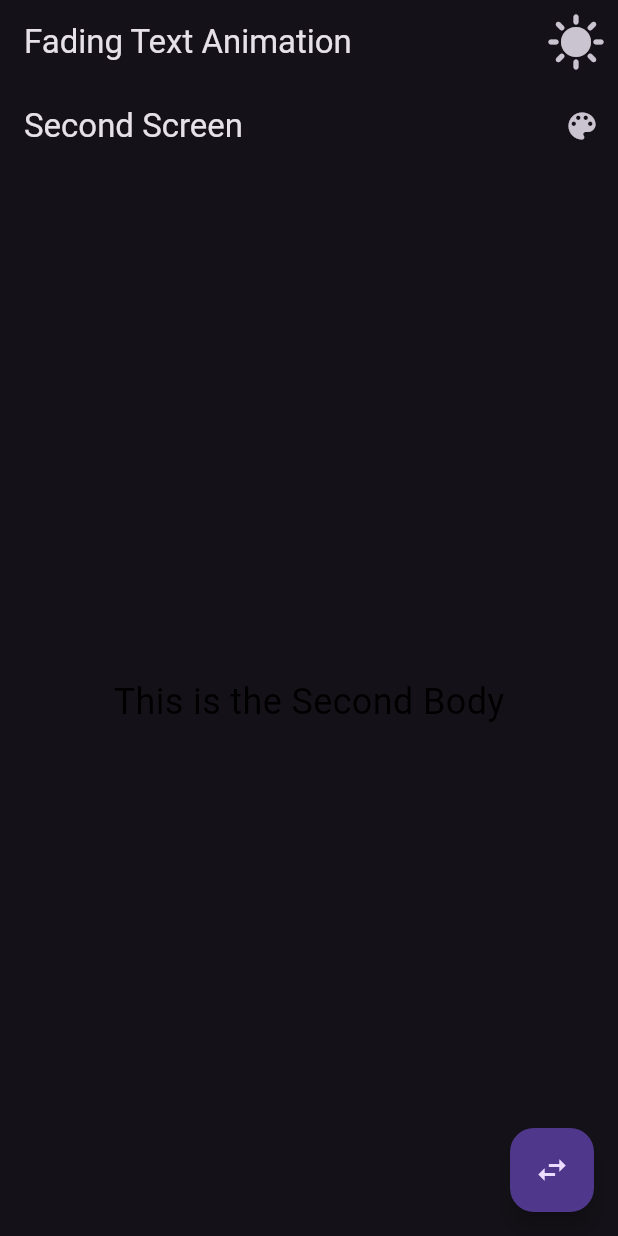
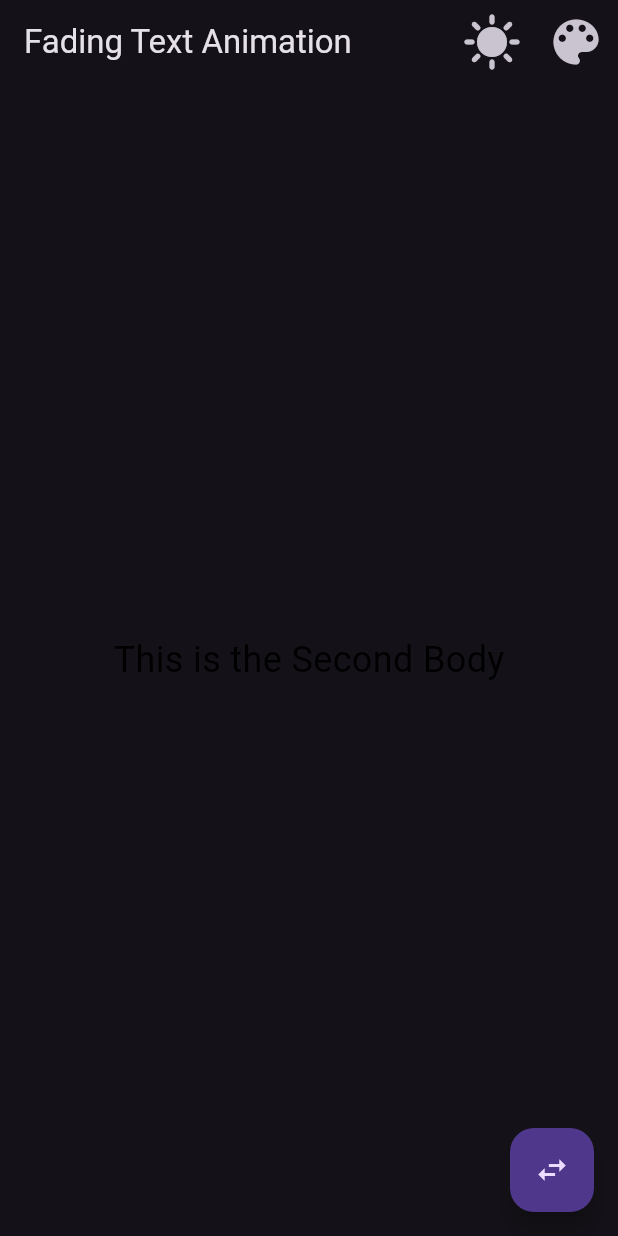
Before and after one commit to digoabari1/ica7, a Flutter app: the screen it shows after launch, after a tap on "Toggle Visibility", after a tap on the "dark mode" icon, after a tap on the "swap horiz" icon, on a phone screen of 412 x 824 dp. Run offline on Flutter 3.47's test engine with Material 3 defaults, Android fonts, the phone set to English and light mode, and no system bars; our stand-ins replace flutter_colorpicker.

Commit message:
Update main.dart

```diff
--- a/lib/main.dart
+++ b/lib/main.dart
@@ -9,9 +9,6 @@ class MyApp extends StatelessWidget {
   @override
   Widget build(BuildContext context) {
     return MaterialApp(
-      debugShowCheckedModeBanner: false,
-      theme: ThemeData.light(), // Default light theme
-      darkTheme: ThemeData.dark(), // Dark theme
       home: FadingTextAnimation(),
     );
   }
@@ -26,6 +23,7 @@ class _FadingTextAnimationState extends State<FadingTextAnimation> {
   bool _isVisible = true;
   bool _darkMode = false;
   bool _showSecondBody = false; // State to toggle between bodies
+  Color _textColor = Colors.black; // Text color for the second body
 
   void toggleTheme() {
     setState(() {
@@ -44,81 +42,6 @@ class _FadingTextAnimationState extends State<FadingTextAnimation> {
       _showSecondBody = !_showSecondBody; // Toggle between bodies
     });
   }
-
-  @override
-  Widget build(BuildContext context) {
-    return MaterialApp(
-      theme: _darkMode ? ThemeData.dark() : ThemeData.light(),
-      home: Scaffold(
-        appBar: AppBar(
-          title: Text('Fading Text Animation'),
-          actions: [
-            IconButton(
-              icon: Icon(
-                _darkMode ? Icons.sunny : Icons.dark_mode_rounded,
-                size: 40,
-              ),
-              onPressed: toggleTheme,
-            ),
-          ],
-        ),
-        body: AnimatedSwitcher(
-          duration: Duration(milliseconds: 500), // Animation duration
-          transitionBuilder: (Widget child, Animation<double> animation) {
-            return FadeTransition(
-              opacity: animation, // Fade transition
-              child: child,
-            );
-          },
-          child: _showSecondBody ? _buildSecondBody() : _buildFirstBody(), // Switch bodies
-        ),
-        floatingActionButton: FloatingActionButton(
-          onPressed: toggleBody, // Toggle between bodies
-          child: Icon(Icons.swap_horiz), // Change icon to indicate switching
-        ),
-      ),
-    );
-  }
-
-  // First Body Widget
-  Widget _buildFirstBody() {
-    return Center(
-      key: ValueKey('FirstBody'), // Unique key for AnimatedSwitcher
-      child: Column(
-        mainAxisAlignment: MainAxisAlignment.center,
-        children: [
-          AnimatedOpacity(
-            opacity: _isVisible ? 1.0 : 0.0,
-            duration: Duration(seconds: 1),
-            child: Text(
-              'Hello, Flutter!',
-              style: TextStyle(fontSize: 24),
-            ),
-          ),
-          SizedBox(height: 20),
-          ElevatedButton(
-            onPressed: toggleVisibility,
-            child: Text('Toggle Visibility'),
-          ),
-        ],
-      ),
-    );
-  }
-
-  // Second Body Widget
-  Widget _buildSecondBody() {
-    return SecondBody();
-  }
-}
-
-// Second Body Widget with Color Picker
-class SecondBody extends StatefulWidget {
-  @override
-  _SecondBodyState createState() => _SecondBodyState();
-}
-
-class _SecondBodyState extends State<SecondBody> {
-  Color _textColor = Colors.black; // Default text color
 
   // Open color picker dialog
   void _openColorPicker() async {
@@ -160,17 +83,79 @@ class _SecondBodyState extends State<SecondBody> {
 
   @override
   Widget build(BuildContext context) {
-    return Scaffold(
+    return MaterialApp(
+      theme: _darkMode ? ThemeData.dark() : ThemeData.light(),
+      home: Scaffold(
         appBar: AppBar(
-        title: Text('Second Screen'),
+          title: Text('Fading Text Animation'),
           actions: [
             IconButton(
-            icon: Icon(Icons.color_lens), // Color palette icon
-            onPressed: _openColorPicker, // Open color picker
+              icon: Icon(
+                _darkMode ? Icons.sunny : Icons.dark_mode_rounded,
+                size: 40,
+              ),
+              onPressed: toggleTheme,
+            ),
+            if (_showSecondBody) // Show color picker icon only on the second body
+              IconButton(
+                icon: Icon(Icons.color_lens, size: 40,), // Color palette icon
+                onPressed: _openColorPicker,
+                // Open color picker
               ),
           ],
         ),
-      body: Center(
+        body: AnimatedSwitcher(
+          duration: Duration(milliseconds: 500), // Animation duration
+          transitionBuilder: (Widget child, Animation<double> animation) {
+            return ScaleTransition(
+              scale: animation, // Zoom animation
+              child: FadeTransition(
+                opacity: animation, // Fade animation
+                child: child,
+              ),
+            );
+          },
+          child: _showSecondBody
+              ? _buildSecondBody()
+              : _buildFirstBody(), // Switch bodies
+        ),
+        floatingActionButton: FloatingActionButton(
+          onPressed: toggleBody, // Toggle between bodies
+          child: Icon(Icons.swap_horiz), // Change icon to indicate switching
+        ),
+      ),
+    );
+  }
+
+  // First Body Widget
+  Widget _buildFirstBody() {
+    return Center(
+      key: ValueKey('FirstBody'), // Unique key for AnimatedSwitcher
+      child: Column(
+        mainAxisAlignment: MainAxisAlignment.center,
+        children: [
+          AnimatedOpacity(
+            opacity: _isVisible ? 1.0 : 0.0,
+            duration: Duration(seconds: 1),
+            child: Text(
+              'Hello, Flutter!',
+              style: TextStyle(fontSize: 24),
+            ),
+          ),
+          SizedBox(height: 20),
+          ElevatedButton(
+            onPressed: toggleVisibility,
+            child: Text('Toggle Visibility'),
+          ),
+        ],
+      ),
+    );
+  }
+
+  // Second Body Widget
+  Widget _buildSecondBody() {
+    return Center(
+      key: ValueKey('SecondBody'), // Unique key for AnimatedSwitcher
       child: Column(
         mainAxisAlignment: MainAxisAlignment.center,
         children: [
@@ -183,7 +168,6 @@ class _SecondBodyState extends State<SecondBody> {
           )
         ],
       ),
-      ),
     );
   }
 }
```
Lines whose indentation alone changed are shown as unchanged.
